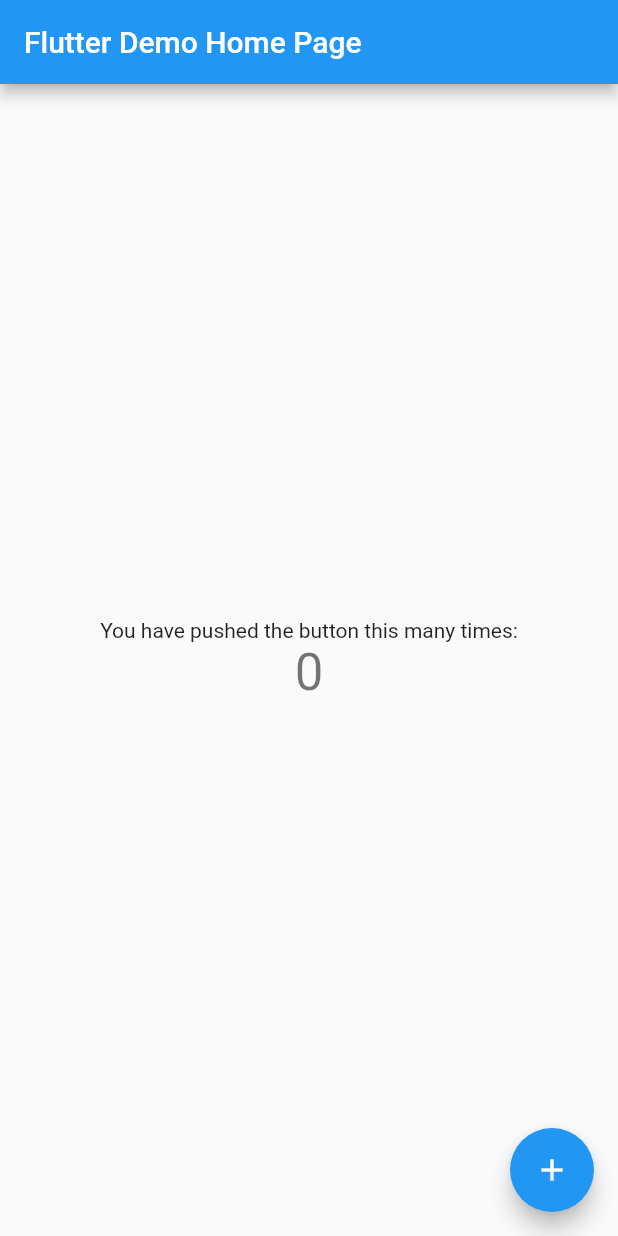
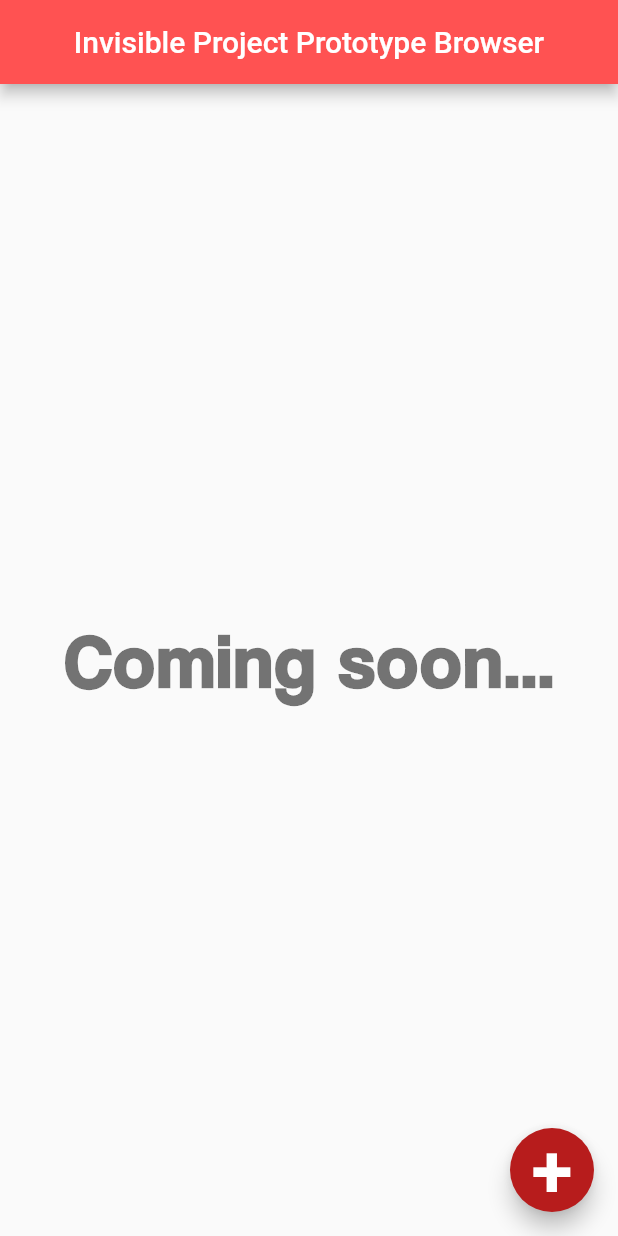
Before and after one commit to deegl0rd/project-invisible, a Flutter app: the screen it shows after launch, on a phone screen of 412 x 824 dp. Run offline on Flutter 3.47's test engine with Material 2 defaults, Android fonts, the phone set to English and light mode, and no system bars.

Commit message:
New screen, "coming soon" text.

```diff
--- a/lib/main.dart
+++ b/lib/main.dart
@@ -1,111 +1,37 @@
 import 'package:flutter/material.dart';
 
-void main() => runApp(MyApp());
-
-class MyApp extends StatelessWidget {
-  // This widget is the root of your application.
-  @override
-  Widget build(BuildContext context) {
-    return MaterialApp(
-      title: 'Flutter Demo',
-      theme: ThemeData(
-        // This is the theme of your application.
-        //
-        // Try running your application with "flutter run". You'll see the
-        // application has a blue toolbar. Then, without quitting the app, try
-        // changing the primarySwatch below to Colors.green and then invoke
-        // "hot reload" (press "r" in the console where you ran "flutter run",
-        // or simply save your changes to "hot reload" in a Flutter IDE).
-        // Notice that the counter didn't reset back to zero; the application
-        // is not restarted.
-        primarySwatch: Colors.blue,
-      ),
-      home: MyHomePage(title: 'Flutter Demo Home Page'),
-    );
-  }
-}
-
-class MyHomePage extends StatefulWidget {
-  MyHomePage({Key key, this.title}) : super(key: key);
-
-  // This widget is the home page of your application. It is stateful, meaning
-  // that it has a State object (defined below) that contains fields that affect
-  // how it looks.
-
-  // This class is the configuration for the state. It holds the values (in this
-  // case the title) provided by the parent (in this case the App widget) and
-  // used by the build method of the State. Fields in a Widget subclass are
-  // always marked "final".
-
-  final String title;
-
-  @override
-  _MyHomePageState createState() => _MyHomePageState();
-}
-
-class _MyHomePageState extends State<MyHomePage> {
-  int _counter = 0;
-
-  void _incrementCounter() {
-    setState(() {
-      // This call to setState tells the Flutter framework that something has
-      // changed in this State, which causes it to rerun the build method below
-      // so that the display can reflect the updated values. If we changed
-      // _counter without calling setState(), then the build method would not be
-      // called again, and so nothing would appear to happen.
-      _counter++;
-    });
-  }
-
-  @override
-  Widget build(BuildContext context) {
-    // This method is rerun every time setState is called, for instance as done
-    // by the _incrementCounter method above.
-    //
-    // The Flutter framework has been optimized to make rerunning build methods
-    // fast, so that you can just rebuild anything that needs updating rather
-    // than having to individually change instances of widgets.
-    return Scaffold(
-      appBar: AppBar(
-        // Here we take the value from the MyHomePage object that was created by
-        // the App.build method, and use it to set our appbar title.
-        title: Text(widget.title),
-      ),
-      body: Center(
-        // Center is a layout widget. It takes a single child and positions it
-        // in the middle of the parent.
-        child: Column(
-          // Column is also a layout widget. It takes a list of children and
-          // arranges them vertically. By default, it sizes itself to fit its
-          // children horizontally, and tries to be as tall as its parent.
-          //
-          // Invoke "debug painting" (press "p" in the console, choose the
-          // "Toggle Debug Paint" action from the Flutter Inspector in Android
-          // Studio, or the "Toggle Debug Paint" command in Visual Studio Code)
-          // to see the wireframe for each widget.
-          //
-          // Column has various properties to control how it sizes itself and
-          // how it positions its children. Here we use mainAxisAlignment to
-          // center the children vertically; the main axis here is the vertical
-          // axis because Columns are vertical (the cross axis would be
-          // horizontal).
-          mainAxisAlignment: MainAxisAlignment.center,
-          children: <Widget>[
-            Text(
-              'You have pushed the button this many times:',
+void main() => runApp(MaterialApp(
+      home: Scaffold(
+        appBar: AppBar(
+          title: Text("Invisible Project Prototype Browser"),
+          centerTitle: true,
+          backgroundColor: Colors.redAccent,
+        ),
+        body: Center(
+          child: Text(
+            "Coming soon...",
+            style: TextStyle(
+                fontFamily: "Coolvetica",
+                fontSize: 50.0,
+                fontWeight: FontWeight.bold,
+                letterSpacing: 2.0,
+                color: Colors.black54,
             ),
-            Text(
-              '$_counter',
-              style: Theme.of(context).textTheme.display1,
+          ),
+        ),
+        floatingActionButton: FloatingActionButton(
+          child: Text(
+            "+",
+            style: TextStyle(
+                fontSize: 50.0,
+                fontWeight: FontWeight.bold,
+                color: Colors.redAccent[300],
             ),
-          ],
+          ),
+          backgroundColor: Colors.red[900],
+          onPressed: () => test(),
         ),
       ),
-      floatingActionButton: FloatingActionButton(
-        onPressed: _incrementCounter,
-        tooltip: 'Increment',
-        child: Icon(Icons.add),
-      ), // This trailing comma makes auto-formatting nicer for build methods.
-    );
-  }
-}
+    ));
+
+void test() => print("bish");
```
Also changed, not shown: pubspec.yaml (+5 -12 lines), fonts/coolvetica.ttf (added), 10 other files.
